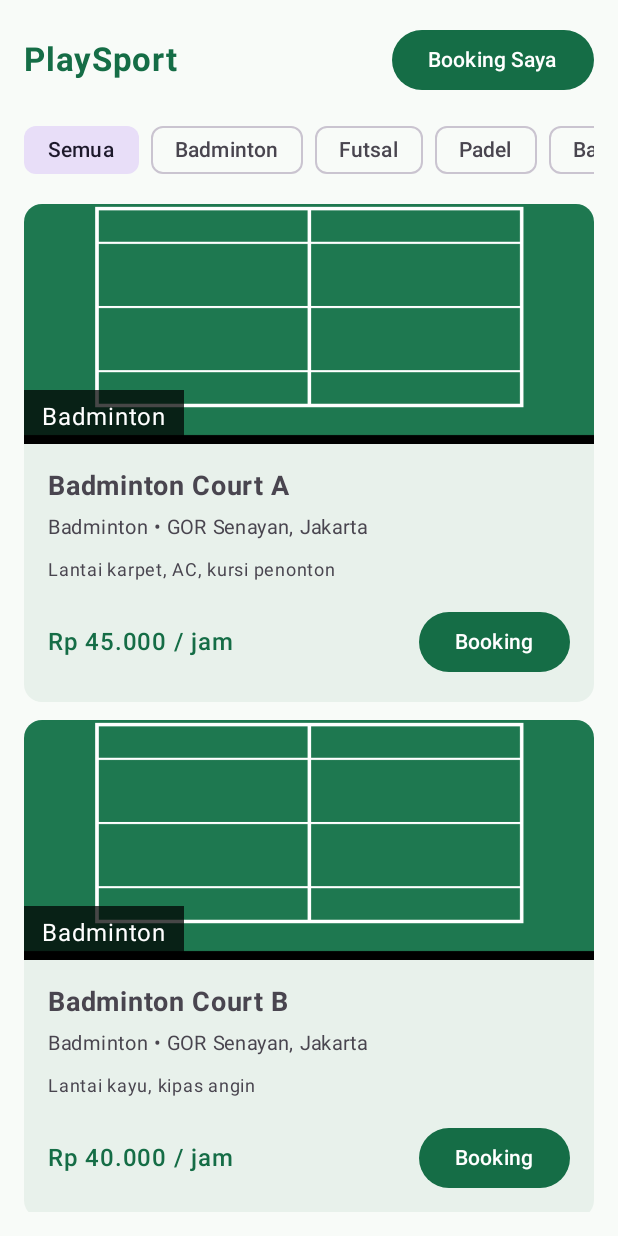
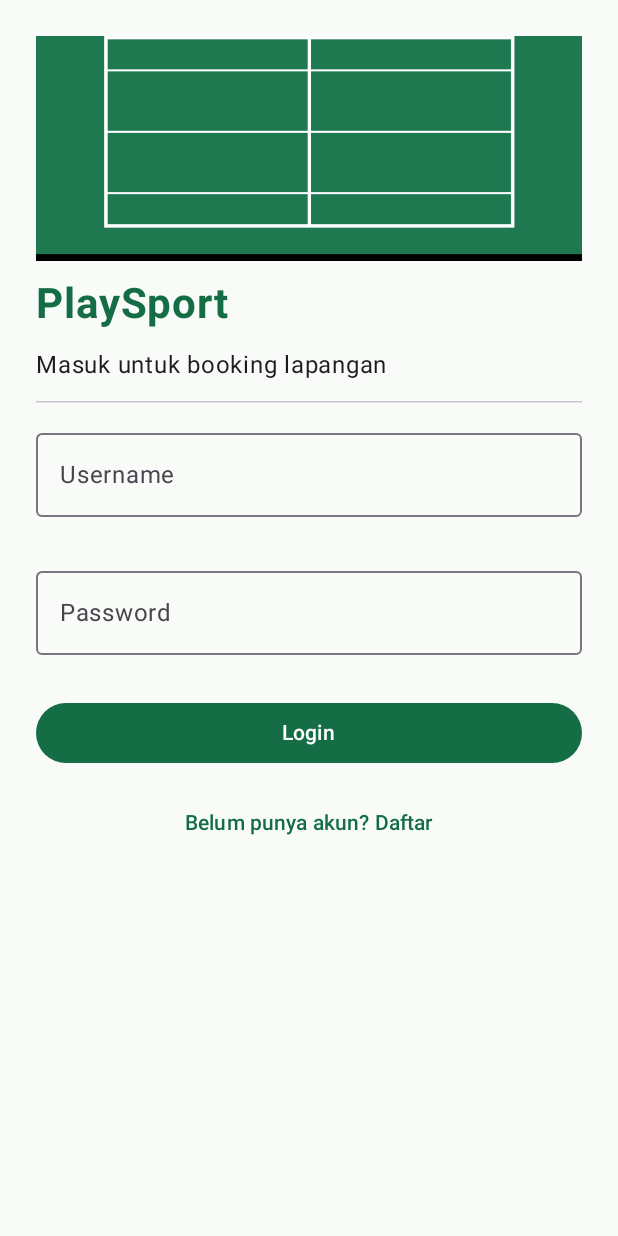
Before and after one commit to divafbrnt/PlaySport, an Android app built with Jetpack Compose: the screen it shows after launch (MainActivity before the commit, LoginActivity after it), on a phone screen of 412 x 824 dp. Run offline under Robolectric (Android 15) with nearby library versions, the phone set to English and light mode, and no system bars; our stand-ins replace Room's generated code.

Commit message:
Tambah fitur login dan perbaikan validasi

```diff
--- a/app/src/main/java/com/example/playsport/AppDatabase.kt
+++ b/app/src/main/java/com/example/playsport/AppDatabase.kt
@@ -5,9 +5,14 @@ import androidx.room.Database
 import androidx.room.Room
 import androidx.room.RoomDatabase
 
-@Database(entities = [BookingEntity::class], version = 1, exportSchema = false)
+@Database(
+    entities = [BookingEntity::class, UserEntity::class],
+    version = 2,
+    exportSchema = false
+)
 abstract class AppDatabase : RoomDatabase() {
     abstract fun bookingDao(): BookingDao
+    abstract fun userDao(): UserDao
 
     companion object {
         @Volatile
@@ -19,7 +24,10 @@ abstract class AppDatabase : RoomDatabase() {
                     context.applicationContext,
                     AppDatabase::class.java,
                     "playsport_db"
-                ).build()
+                )
+                    // Skema berubah (version 1 -> 2): database lama dibuat ulang
+                    .fallbackToDestructiveMigration()
+                    .build()
                 INSTANCE = instance
                 instance
             }
--- /dev/null
+++ b/app/src/main/java/com/example/playsport/LoginActivity.kt
@@ -0,0 +1,213 @@
+package com.example.playsport
+
+import android.app.Activity
+import android.content.Intent
+import android.os.Bundle
+import android.widget.Toast
+import androidx.activity.ComponentActivity
+import androidx.activity.compose.setContent
+import androidx.activity.enableEdgeToEdge
+import androidx.compose.foundation.Image
+import androidx.compose.foundation.layout.*
+import androidx.compose.foundation.rememberScrollState
+import androidx.compose.foundation.text.KeyboardOptions
+import androidx.compose.foundation.verticalScroll
+import androidx.compose.material3.*
+import androidx.compose.runtime.*
+import androidx.compose.runtime.saveable.rememberSaveable
+import androidx.compose.ui.Modifier
+import androidx.compose.ui.layout.ContentScale
+import androidx.compose.ui.platform.LocalContext
+import androidx.compose.ui.res.painterResource
+import androidx.compose.ui.text.font.FontWeight
+import androidx.compose.ui.text.input.KeyboardType
+import androidx.compose.ui.text.input.PasswordVisualTransformation
+import androidx.compose.ui.unit.dp
+import androidx.compose.ui.unit.sp
+import com.example.playsport.ui.theme.PlaySportTheme
+import kotlinx.coroutines.Dispatchers
+import kotlinx.coroutines.launch
+import kotlinx.coroutines.withContext
+import java.security.MessageDigest
+
+class LoginActivity : ComponentActivity() {
+    override fun onCreate(savedInstanceState: Bundle?) {
+        super.onCreate(savedInstanceState)
+        enableEdgeToEdge()
+        setContent {
+            PlaySportTheme {
+                Scaffold(modifier = Modifier.fillMaxSize()) { innerPadding ->
+                    LoginScreen(modifier = Modifier.padding(innerPadding))
+                }
+            }
+        }
+    }
+}
+
+// Password tidak disimpan polos, tapi di-hash dengan SHA-256
+fun hashPassword(password: String): String =
+    MessageDigest.getInstance("SHA-256")
+        .digest(password.toByteArray())
+        .joinToString("") { "%02x".format(it) }
+
+@Composable
+fun LoginScreen(modifier: Modifier = Modifier) {
+    val context = LocalContext.current
+    val dao = remember { AppDatabase.getDatabase(context).userDao() }
+    val scope = rememberCoroutineScope()
+
+    // rememberSaveable: input tidak hilang saat rotasi layar
+    var modeDaftar by rememberSaveable { mutableStateOf(false) }
+    var namaLengkap by rememberSaveable { mutableStateOf("") }
+    var username by rememberSaveable { mutableStateOf("") }
+    var password by rememberSaveable { mutableStateOf("") }
+    var konfirmasi by rememberSaveable { mutableStateOf("") }
+
+    var namaError by rememberSaveable { mutableStateOf<String?>(null) }
+    var usernameError by rememberSaveable { mutableStateOf<String?>(null) }
+    var passwordError by rememberSaveable { mutableStateOf<String?>(null) }
+    var konfirmasiError by rememberSaveable { mutableStateOf<String?>(null) }
+
+    Column(
+        modifier = modifier
+            .fillMaxSize()
+            .padding(24.dp)
+            .verticalScroll(rememberScrollState()),
+        verticalArrangement = Arrangement.spacedBy(12.dp)
+    ) {
+        Image(
+            painter = painterResource(id = R.drawable.lapangan_badminton),
+            contentDescription = "Banner PlaySport",
+            contentScale = ContentScale.Crop,
+            modifier = Modifier
+                .fillMaxWidth()
+                .height(150.dp)
+        )
+        Text(
+            text = "PlaySport",
+            fontSize = 28.sp,
+            fontWeight = FontWeight.Bold,
+            color = MaterialTheme.colorScheme.primary
+        )
+        Text(if (modeDaftar) "Buat akun baru" else "Masuk untuk booking lapangan")
+        HorizontalDivider()
+
+        if (modeDaftar) {
+            OutlinedTextField(
+                value = namaLengkap,
+                onValueChange = { namaLengkap = it; namaError = null },
+                label = { Text("Nama Lengkap") },
+                isError = namaError != null,
+                supportingText = { namaError?.let { Text(it) } },
+                modifier = Modifier.fillMaxWidth()
+            )
+        }
+        OutlinedTextField(
+            value = username,
+            onValueChange = { username = it; usernameError = null },
+            label = { Text("Username") },
+            singleLine = true,
+            isError = usernameError != null,
+            supportingText = { usernameError?.let { Text(it) } },
+            modifier = Modifier.fillMaxWidth()
+        )
+        OutlinedTextField(
+            value = password,
+            onValueChange = { password = it; passwordError = null },
+            label = { Text("Password") },
+            singleLine = true,
+            visualTransformation = PasswordVisualTransformation(),
+            keyboardOptions = KeyboardOptions(keyboardType = KeyboardType.Password),
+            isError = passwordError != null,
+            supportingText = { passwordError?.let { Text(it) } },
+            modifier = Modifier.fillMaxWidth()
+        )
+        if (modeDaftar) {
+            OutlinedTextField(
+                value = konfirmasi,
+                onValueChange = { konfirmasi = it; konfirmasiError = null },
+                label = { Text("Konfirmasi Password") },
+                singleLine = true,
+                visualTransformation = PasswordVisualTransformation(),
+                keyboardOptions = KeyboardOptions(keyboardType = KeyboardType.Password),
+                isError = konfirmasiError != null,
+                supportingText = { konfirmasiError?.let { Text(it) } },
+                modifier = Modifier.fillMaxWidth()
+            )
+        }
+
+        Button(
+            modifier = Modifier.fillMaxWidth(),
+            onClick = {
+                // ---------- VALIDASI CLIENT-SIDE ----------
+                var valid = true
+                if (modeDaftar && namaLengkap.isBlank()) {
+                    namaError = "Nama lengkap wajib diisi!"; valid = false
+                }
+                if (username.trim().length < 4) {
+                    usernameError = "Username minimal 4 karakter!"; valid = false
+                }
+                if (password.length < 6) {
+                    passwordError = "Password minimal 6 karakter!"; valid = false
+                }
+                if (modeDaftar && konfirmasi != password) {
+                    konfirmasiError = "Konfirmasi password tidak sama!"; valid = false
+                }
+                if (!valid) return@Button
+
+                val usernameFinal = username.trim().lowercase()
+                val passwordHash = hashPassword(password)
+                val namaFinal = namaLengkap.trim()
+
+                scope.launch {
+                    if (modeDaftar) {
+                        // CREATE akun: cek username belum dipakai
+                        val sudahAda = withContext(Dispatchers.IO) { dao.getByUsername(usernameFinal) }
+                        if (sudahAda != null) {
+                            usernameError = "Username sudah dipakai!"
+                            return@launch
+                        }
+                        withContext(Dispatchers.IO) {
+                            dao.insertUser(
+                                UserEntity(
+                                    username = usernameFinal,
+                                    namaLengkap = namaFinal,
+                                    passwordHash = passwordHash
+                                )
+                            )
+                        }
+                        Toast.makeText(context, "Registrasi berhasil, silakan login", Toast.LENGTH_SHORT).show()
+                        modeDaftar = false
+                        password = ""
+                        konfirmasi = ""
+                    } else {
+                        // LOGIN: cocokkan username + hash password
+                        val user = withContext(Dispatchers.IO) { dao.getByUsername(usernameFinal) }
+                        if (user == null || user.passwordHash != passwordHash) {
+                            passwordError = "Username atau password salah!"
+                            return@launch
+                        }
+                        // Explicit Intent + kirim data nama user
+                        val intent = Intent(context, MainActivity::class.java)
+                            .putExtra(MainActivity.EXTRA_NAMA, user.namaLengkap)
+                        context.startActivity(intent)
+                        (context as? Activity)?.finish()
+                    }
+                }
+            }
+        ) {
+            Text(if (modeDaftar) "Daftar" else "Login")
+        }
+
+        TextButton(
+            modifier = Modifier.fillMaxWidth(),
+            onClick = {
+                modeDaftar = !modeDaftar
+                namaError = null; usernameError = null
+                passwordError = null; konfirmasiError = null
+            }
+        ) {
+            Text(if (modeDaftar) "Sudah punya akun? Login" else "Belum punya akun? Daftar")
+        }
+    }
+}
--- a/app/src/main/java/com/example/playsport/MainActivity.kt
+++ b/app/src/main/java/com/example/playsport/MainActivity.kt
@@ -1,12 +1,12 @@
 package com.example.playsport
 
+import android.app.Activity
 import android.content.Intent
 import android.os.Bundle
 import androidx.activity.ComponentActivity
 import androidx.activity.compose.setContent
 import androidx.activity.enableEdgeToEdge
 import androidx.compose.foundation.Image
-import androidx.compose.foundation.background
 import androidx.compose.foundation.layout.*
 import androidx.compose.foundation.lazy.LazyColumn
 import androidx.compose.foundation.lazy.LazyRow
@@ -17,7 +17,6 @@ import androidx.compose.runtime.saveable.rememberSaveable
 import androidx.compose.ui.Alignment
 import androidx.compose.ui.Modifier
 import androidx.compose.ui.layout.ContentScale
-import androidx.compose.ui.graphics.Color
 import androidx.compose.ui.platform.LocalContext
 import androidx.compose.ui.res.painterResource
 import androidx.compose.ui.text.font.FontWeight
@@ -26,13 +25,30 @@ import androidx.compose.ui.unit.sp
 import com.example.playsport.ui.theme.PlaySportTheme
 
 class MainActivity : ComponentActivity() {
+
+    companion object {
+        const val EXTRA_NAMA = "extra_nama"
+    }
+
     override fun onCreate(savedInstanceState: Bundle?) {
         super.onCreate(savedInstanceState)
         enableEdgeToEdge()
+
+        // Defensive: kalau dibuka tanpa login, kembalikan ke LoginActivity
+        val namaUser = intent.getStringExtra(EXTRA_NAMA)
+        if (namaUser == null) {
+            startActivity(Intent(this, LoginActivity::class.java))
+            finish()
+            return
+        }
+
         setContent {
             PlaySportTheme {
                 Scaffold(modifier = Modifier.fillMaxSize()) { innerPadding ->
-                    DaftarLapanganScreen(modifier = Modifier.padding(innerPadding))
+                    DaftarLapanganScreen(
+                        namaUser = namaUser,
+                        modifier = Modifier.padding(innerPadding)
+                    )
                 }
             }
         }
@@ -40,7 +56,7 @@ class MainActivity : ComponentActivity() {
 }
 
 @Composable
-fun DaftarLapanganScreen(modifier: Modifier = Modifier) {
+fun DaftarLapanganScreen(namaUser: String, modifier: Modifier = Modifier) {
     val context = LocalContext.current
     val jenisList = listOf("Semua") + DataLapangan.daftar.map { it.jenis }.distinct()
 
@@ -70,6 +86,18 @@ fun DaftarLapanganScreen(modifier: Modifier = Modifier) {
             Button(onClick = {
                 context.startActivity(Intent(context, RiwayatActivity::class.java))
             }) { Text("Booking Saya") }
+        }
+
+        Row(
+            modifier = Modifier.fillMaxWidth(),
+            horizontalArrangement = Arrangement.SpaceBetween,
+            verticalAlignment = Alignment.CenterVertically
+        ) {
+            Text("Halo, $namaUser", fontSize = 14.sp)
+            TextButton(onClick = {
+                context.startActivity(Intent(context, LoginActivity::class.java))
+                (context as? Activity)?.finish()
+            }) { Text("Logout", color = MaterialTheme.colorScheme.error) }
         }
 
         LazyRow(horizontalArrangement = Arrangement.spacedBy(8.dp)) {
@@ -110,23 +138,14 @@ fun LapanganCard(lapangan: Lapangan, onBooking: () -> Unit) {
         )
     ) {
         Column {
-            // Box menumpuk gambar dari drawable dan label jenis olahraga.
-            Box(modifier = Modifier.fillMaxWidth().height(160.dp)) {
-                Image(
-                    painter = painterResource(id = lapangan.gambar),
-                    contentDescription = lapangan.nama,
-                    contentScale = ContentScale.Crop,
-                    modifier = Modifier.fillMaxSize()
-                )
-                Text(
-                    text = lapangan.jenis,
-                    color = Color.White,
-                    modifier = Modifier
-                        .align(Alignment.BottomStart)
-                        .background(Color(0xB8000000))
-                        .padding(horizontal = 12.dp, vertical = 6.dp)
-                )
-            }
+            Image(
+                painter = painterResource(id = lapangan.gambar),
+                contentDescription = lapangan.nama,
+                contentScale = ContentScale.Crop,
+                modifier = Modifier
+                    .fillMaxWidth()
+                    .height(160.dp)
+            )
             Column(
                 modifier = Modifier.padding(16.dp),
                 verticalArrangement = Arrangement.spacedBy(4.dp)
--- /dev/null
+++ b/app/src/main/java/com/example/playsport/UserDao.kt
@@ -0,0 +1,15 @@
+package com.example.playsport
+
+import androidx.room.Dao
+import androidx.room.Insert
+import androidx.room.OnConflictStrategy
+import androidx.room.Query
+
+@Dao
+interface UserDao {
+    @Insert(onConflict = OnConflictStrategy.ABORT)
+    suspend fun insertUser(user: UserEntity)
+
+    @Query("SELECT * FROM user WHERE username = :username LIMIT 1")
+    suspend fun getByUsername(username: String): UserEntity?
+}
```
Also changed, not shown: app/src/main/AndroidManifest.xml (+18 -8 lines), app/src/main/java/com/example/playsport/BookingActivity.kt (+12 -26 lines), app/src/main/java/com/example/playsport/UserEntity.kt (added, +13 -0 lines).
